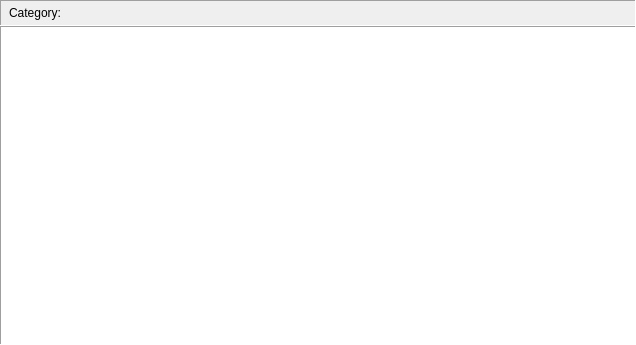
The window that jal/ui/reports/category_report.ui (titov-vv/jal) describes before a commit, drawn with Qt 5.
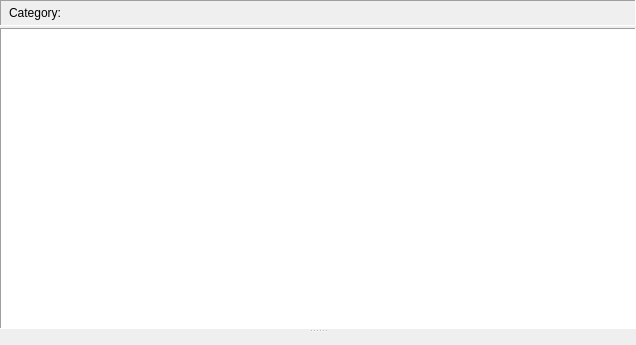
The same window after the commit. Custom widgets are drawn as their Qt base class.

Commit message: Details frame was added to the Report by Category.

What changed in the file:
```diff
--- a/jal/ui/reports/category_report.ui
+++ b/jal/ui/reports/category_report.ui
@@ -15,7 +15,7 @@
   </property>
   <layout class="QVBoxLayout" name="verticalLayout">
    <property name="spacing">
-    <number>0</number>
+    <number>2</number>
    </property>
    <property name="leftMargin">
     <number>0</number>
@@ -87,7 +87,17 @@
     </widget>
    </item>
    <item>
+    <widget class="QSplitter" name="splitter">
+     <property name="orientation">
+      <enum>Qt::Vertical</enum>
+     </property>
     <widget class="QTableView" name="ReportTableView">
+      <property name="sizePolicy">
+       <sizepolicy hsizetype="Expanding" vsizetype="Expanding">
+        <horstretch>0</horstretch>
+        <verstretch>4</verstretch>
+       </sizepolicy>
+      </property>
      <property name="frameShape">
       <enum>QFrame::Panel</enum>
      </property>
@@ -116,6 +126,15 @@
       <number>20</number>
      </attribute>
     </widget>
+     <widget class="JalOperationsTabs" name="OperationDetails" native="true">
+      <property name="sizePolicy">
+       <sizepolicy hsizetype="Preferred" vsizetype="Preferred">
+        <horstretch>0</horstretch>
+        <verstretch>1</verstretch>
+       </sizepolicy>
+      </property>
+     </widget>
+    </widget>
    </item>
   </layout>
  </widget>
@@ -126,6 +145,12 @@
    <header>jal/widgets/custom/date_range_selector.h</header>
    <container>1</container>
   </customwidget>
+  <customwidget>
+   <class>JalOperationsTabs</class>
+   <extends>QWidget</extends>
+   <header>jal/widgets/operations_tabs.h</header>
+   <container>1</container>
+  </customwidget>
   <customwidget>
    <class>CategorySelector</class>
    <extends>QWidget</extends>
```
Left out of the diff: 2 changed lines with no effect on the pictures. Lines whose indentation alone changed are shown as unchanged. The commit also changes 10 other files.
